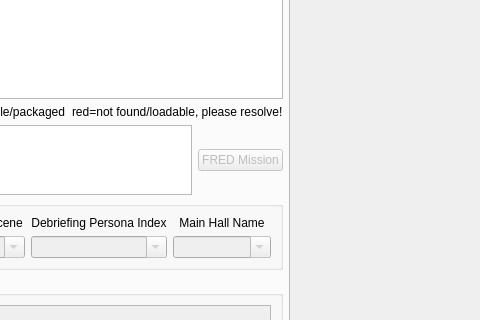
The window that qtfred/ui/CampaignEditorDialog.ui (scp-fs2open/fs2open.github.com) describes before a commit, drawn with Qt 5; both pictures show x 110 to 590 and y 189 to 509 of the 1068 by 1023 pixel window.
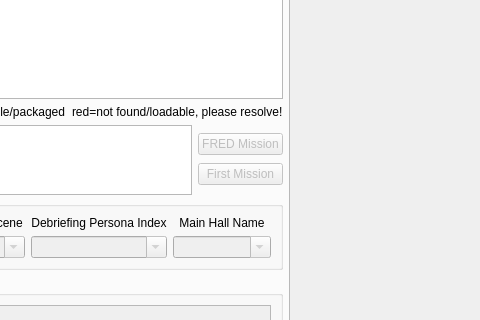
The same window after the commit. The open tabs and pages were chosen to show the change. Custom widgets are drawn as their Qt base class.

Commit message: Add first mission selection, always keep valid

Patch:
```diff
--- a/qtfred/ui/CampaignEditorDialog.ui
+++ b/qtfred/ui/CampaignEditorDialog.ui
@@ -254,6 +254,14 @@
             </widget>
            </item>
            <item>
+            <layout class="QVBoxLayout" name="layoutModMission">
+             <property name="spacing">
+              <number>0</number>
+             </property>
+             <property name="sizeConstraint">
+              <enum>QLayout::SetMinimumSize</enum>
+             </property>
+             <item>
             <widget class="QPushButton" name="btnFredMission">
              <property name="enabled">
               <bool>false</bool>
@@ -263,6 +271,21 @@
              </property>
             </widget>
            </item>
+             <item>
+              <widget class="QPushButton" name="btnFirstMission">
+               <property name="enabled">
+                <bool>false</bool>
+               </property>
+               <property name="text">
+                <string>First Mission</string>
+               </property>
+               <property name="checkable">
+                <bool>true</bool>
+               </property>
+              </widget>
+             </item>
+            </layout>
+           </item>
           </layout>
          </item>
          <item>
```
Left out of the diff: 4 changed lines with no effect on the pictures. Lines whose indentation alone changed are shown as unchanged. The commit also changes 3 other files.
